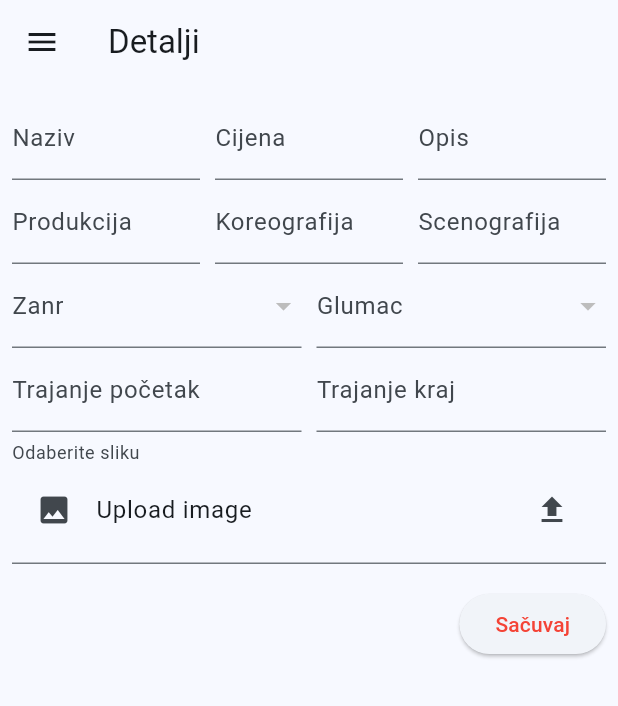
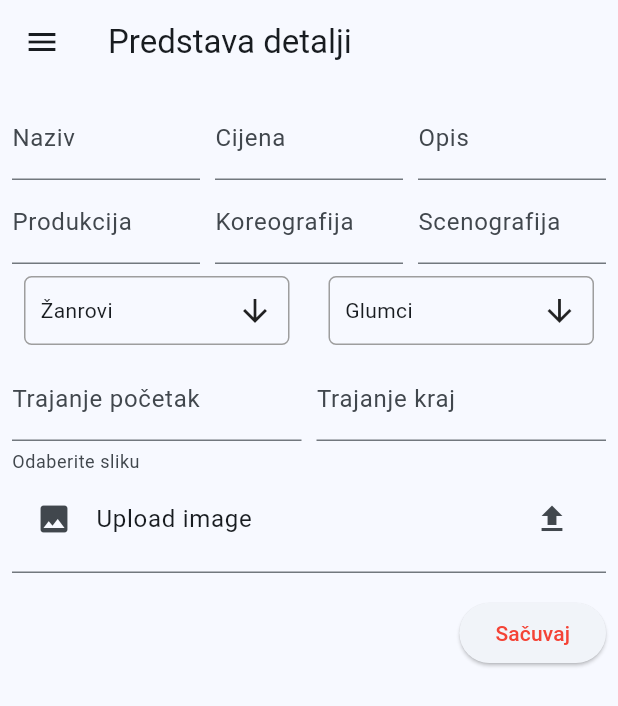
Before and after one commit to nddim/eTeatar_RS2, a Flutter app: the PredstavaDetailsScreen widget shown alone on an empty page, opened directly, on a phone screen of 412 x 824 dp. Shown: the top 706 px of the screen. Run offline on Flutter 3.47's test engine with Material 3 defaults, Android fonts, the phone set to English and light mode, and no system bars; drawn by our look-alikes of flutter_form_builder, multi_select_flutter; our stand-ins replace file_picker, form_builder_validators; network calls fail; statements that could not run were skipped.

Commit message:
Update predstava details screen, dodan multi select dropdown

```diff
--- a/eTeatar/UI/eteatar_desktop/lib/main.dart
+++ b/eTeatar/UI/eteatar_desktop/lib/main.dart
@@ -74,7 +74,6 @@
                 TextField(controller : _passwordController, decoration: InputDecoration(labelText: "Password", prefixIcon: Icon(Icons.lock)),),
                 SizedBox(height: 20,),
                 ElevatedButton(onPressed: () async {
-                  print("credentials: ${_usernameController.text} ${_passwordController.text}");
                   PredstavaProvider predstavaProvider = PredstavaProvider();
                   AuthProvider.username = _usernameController.text;
                   AuthProvider.password = _passwordController.text;
--- a/eTeatar/UI/eteatar_desktop/lib/providers/hrana_provider.dart
+++ b/eTeatar/UI/eteatar_desktop/lib/providers/hrana_provider.dart
@@ -1,4 +1,3 @@
-import 'package:eteatar_desktop/models/dvorana.dart';
 import 'package:eteatar_desktop/models/hrana.dart';
 import 'package:eteatar_desktop/providers/base_provider.dart';
 
--- a/eTeatar/UI/eteatar_desktop/lib/providers/karta_provider.dart
+++ b/eTeatar/UI/eteatar_desktop/lib/providers/karta_provider.dart
@@ -1,4 +1,3 @@
-import 'package:eteatar_desktop/models/hrana.dart';
 import 'package:eteatar_desktop/models/karta.dart';
 import 'package:eteatar_desktop/providers/base_provider.dart';
 
--- a/eTeatar/UI/eteatar_desktop/lib/screens/predstava_details_screen.dart
+++ b/eTeatar/UI/eteatar_desktop/lib/screens/predstava_details_screen.dart
@@ -15,6 +15,7 @@ import 'package:flutter_form_builder/flutter_form_builder.dart';
 import 'package:form_builder_validators/form_builder_validators.dart';
 import 'package:intl/intl.dart';
 import 'package:provider/provider.dart';
+import 'package:multi_select_flutter/multi_select_flutter.dart';
 
 class PredstavaDetailsScreen extends StatefulWidget {
   Predstava? predstava;
@@ -34,17 +35,16 @@ class _PredstavaDetailsScreenState extends State<PredstavaDetailsScreen> {
   SearchResult<Glumac>? glumacResult = null;
   SearchResult<Zanr>? zanrResult = null;
   bool isLoading = true;
+  List<int> _selectedZanrovi = [];
+  List<int> _selectedGlumci = [];
 
   @override
   void didChangeDependencies() {
     super.didChangeDependencies();
-
-
   }
 
   @override
   void initState() {
-    // TODO: implement initState
 
     _predstavaProvider = context.read<PredstavaProvider>();
     _glumacProvider = context.read<GlumacProvider>();
@@ -79,12 +79,13 @@ class _PredstavaDetailsScreenState extends State<PredstavaDetailsScreen> {
 
   @override
   Widget build(BuildContext context) {
-    return MasterScreen("Detalji",
+    return MasterScreen("Predstava detalji",
       Column(children: [
         isLoading ? Container() : _buildForm(), _save(),
       ],)
     ) ;
   }
+
   Widget _buildForm() {
     return FormBuilder(
       key: _formKey,
@@ -161,20 +162,64 @@ class _PredstavaDetailsScreenState extends State<PredstavaDetailsScreen> {
             Row(
               children: [
                 Expanded(
-                  child: FormBuilderDropdown(
-                    name: "zanrId",
-                    validator: FormBuilderValidators.required(),
-                    decoration: InputDecoration(labelText: "Zanr"),
-                    items: zanrResult?.resultList.map((e) => DropdownMenuItem(child: Text(e.naziv ?? ""), value: e.zanrId)).toList() ?? [],
+                  child:
+                  Padding(
+                    padding: const EdgeInsets.all(8.0),
+                    child: MultiSelectDialogField<int>(
+                      items: zanrResult?.resultList
+                          .map((e) => MultiSelectItem<int>(e.zanrId!, e.naziv ?? ""))
+                          .toList() ?? [],
+                      title: Text("Odaberi žanrove"),
+                      selectedColor: Colors.blue,
+                      decoration: BoxDecoration(
+                        borderRadius: BorderRadius.all(Radius.circular(5)),
+                        border: Border.all(
+                          color: Colors.grey,
+                          width: 1,
+                        ),
+                      ),
+                      buttonText: Text("Žanrovi"),
+                      onConfirm: (values) {
+                        _selectedZanrovi = values.cast<int>();
+                      },
+                      validator: (values) {
+                        if (values == null || values.isEmpty) {
+                          return "Odaberite barem jedan žanr";
+                        }
+                        return null;
+                      },
+                    ),
                   )
                 ),
                 SizedBox(width: 10,),
                 Expanded(
-                  child: FormBuilderDropdown(
-                    name: "glumacId",
-                    validator: FormBuilderValidators.required(),
-                    decoration: InputDecoration(labelText: "Glumac"),
-                    items: glumacResult?.resultList.map((e) => DropdownMenuItem(child: Text('${e.ime ?? ""} ${e.prezime ?? ""}'), value: e.glumacId)).toList() ?? [],
+                  child:
+                  Padding(
+                    padding: const EdgeInsets.all(8.0),
+                    child: MultiSelectDialogField(
+                      items: glumacResult?.resultList
+                          .map((e) => MultiSelectItem<int>(e.glumacId!, "${e.ime} ${e.prezime}"))
+                          .toList() ?? [],
+                      title: Text("Odaberi glumce"),
+                      selectedColor: Colors.blue,
+                      decoration: BoxDecoration(
+                        borderRadius: BorderRadius.all(Radius.circular(5)),
+                        border: Border.all(
+                          color: Colors.grey,
+                          width: 1,
+                        ),
+                      ),
+                      buttonText: Text("Glumci"),
+                      onConfirm: (values) {
+                        _selectedGlumci = values.cast<int>();
+                      },
+                      validator: (values) {
+                        if (values == null || values.isEmpty) {
+                          return "Odaberite barem jednog glumca";
+                        }
+                        return null;
+                      },
+                    ),
                   )
                 )
               ]
@@ -242,7 +287,10 @@ class _PredstavaDetailsScreenState extends State<PredstavaDetailsScreen> {
               'TrajanjePocetak': DateFormat('yyyy-MM-dd').format(formData['TrajanjePocetak']),
               'TrajanjeKraj': DateFormat('yyyy-MM-dd').format(formData['TrajanjeKraj']),
               'Slika': _base64Image,
+              'Zanrovi': _selectedZanrovi,
+              'Glumci': _selectedGlumci,
             };
+            print(requestData);
             if(widget.predstava == null){
               _predstavaProvider.insert(requestData);
             } else {
@@ -253,6 +301,7 @@ class _PredstavaDetailsScreenState extends State<PredstavaDetailsScreen> {
       ],),
     );
   }
+
   File? _image;
   String? _base64Image;
 
--- a/eTeatar/UI/eteatar_desktop/pubspec.yaml
+++ b/eTeatar/UI/eteatar_desktop/pubspec.yaml
@@ -42,6 +42,7 @@ dependencies:
   intl: 0.18.1
   form_builder_validators: ^9.1.0
   file_picker: ^8.0.5
+  multi_select_flutter: ^4.1.3
 
 dev_dependencies:
   flutter_test:
```
Also changed, not shown: eTeatar/UI/eteatar_desktop/pubspec.lock, 2 other files.
